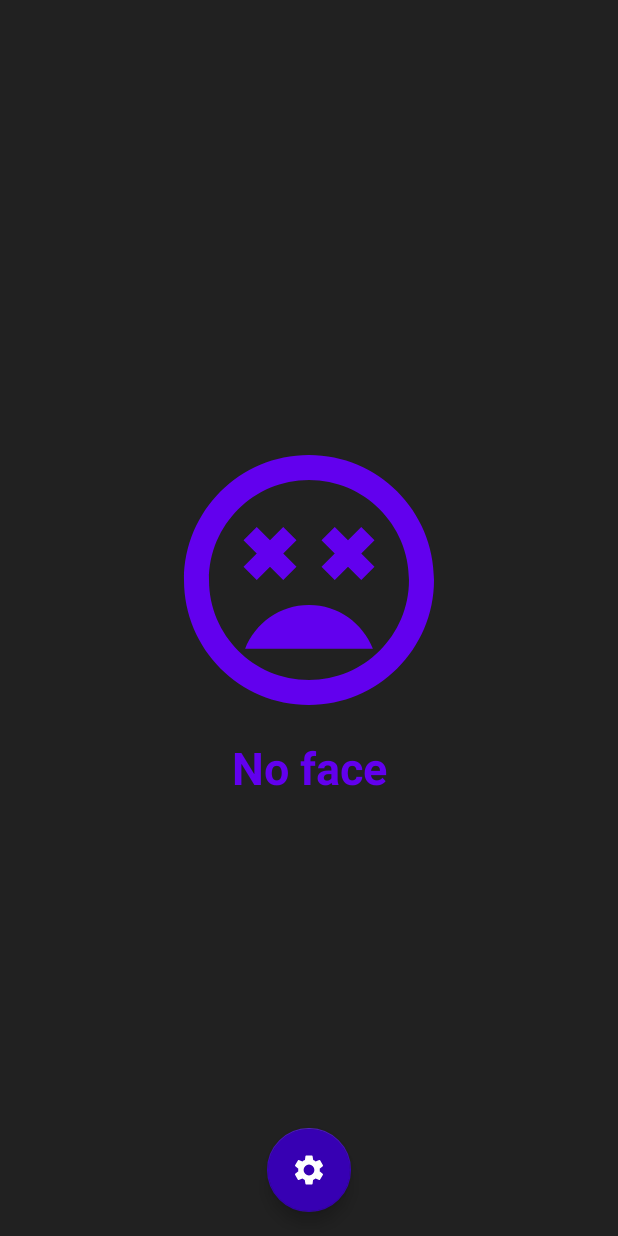
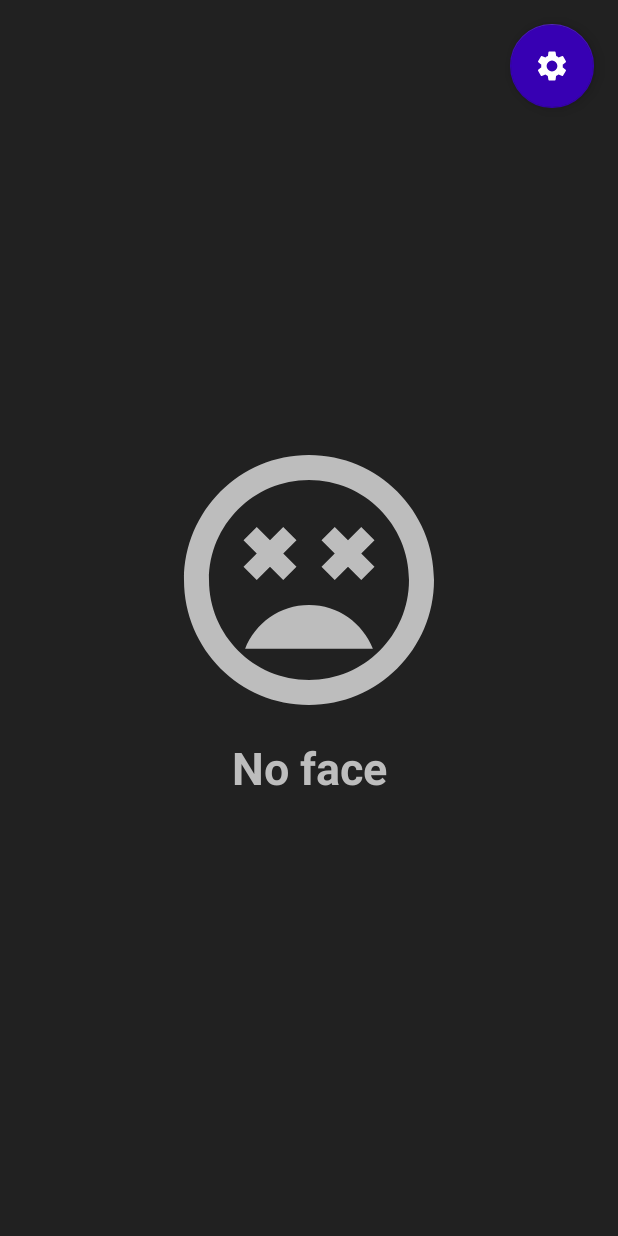
Before and after one commit to magsarjav/Sleepystudent, an Android app: the screen it shows after launch (FaceTrackerActivity), on a phone screen of 412 x 824 dp. Run offline under Robolectric (Android 15) with nearby library versions, the phone set to English and light mode, and no system bars; 7 statements that could not run were skipped.

Commit message:
Settings button position updated

```diff
--- a/android/app/src/main/java/com/team6/sleepystudent/FaceTrackerActivity.java
+++ b/android/app/src/main/java/com/team6/sleepystudent/FaceTrackerActivity.java
@@ -361,9 +361,9 @@ public final class FaceTrackerActivity extends AppCompatActivity {
 
     public void changeToNoFace() {
         drowsyStatus.setText("No face");
-        drowsyStatus.setTextColor(ContextCompat.getColor(getBaseContext(), R.color.colorPrimary));
+        drowsyStatus.setTextColor(ContextCompat.getColor(getBaseContext(), R.color.colorGray));
         drowsyIcon.setImageResource(R.drawable.ic_face_dis_light);
-        drowsyIcon.setColorFilter(ContextCompat.getColor(getBaseContext(), R.color.colorPrimary));
+        drowsyIcon.setColorFilter(ContextCompat.getColor(getBaseContext(), R.color.colorGray));
     }
 
     public void changeToTrackingFace() {
--- a/android/app/src/main/res/layout/activity_facetracker.xml
+++ b/android/app/src/main/res/layout/activity_facetracker.xml
@@ -68,9 +68,9 @@
             android:id="@+id/fullscreen_content_controls"
 
             android:layout_width="match_parent"
-            android:layout_height="wrap_content"
-            android:layout_gravity="bottom"
-            android:gravity="center"
+            android:layout_height="match_parent"
+            android:gravity="top|end"
+
             android:orientation="horizontal"
             tools:ignore="UselessParent">
 
@@ -78,7 +78,7 @@
                 android:id="@+id/btn_settings"
                 android:layout_width="wrap_content"
                 android:layout_height="wrap_content"
-                android:layout_gravity="bottom|right"
+                android:layout_gravity="top"
                 android:layout_margin="16dp"
                 app:srcCompat="@drawable/ic_settings" />
 
--- a/android/app/src/main/res/values/colors.xml
+++ b/android/app/src/main/res/values/colors.xml
@@ -6,4 +6,5 @@
     <color name="colorBg">#212121</color>
     <color name="colorGreen">#41C300</color>
     <color name="colorRed">#FF3D00</color>
+    <color name="colorGray">#BDBDBD</color>
 </resources>
```
